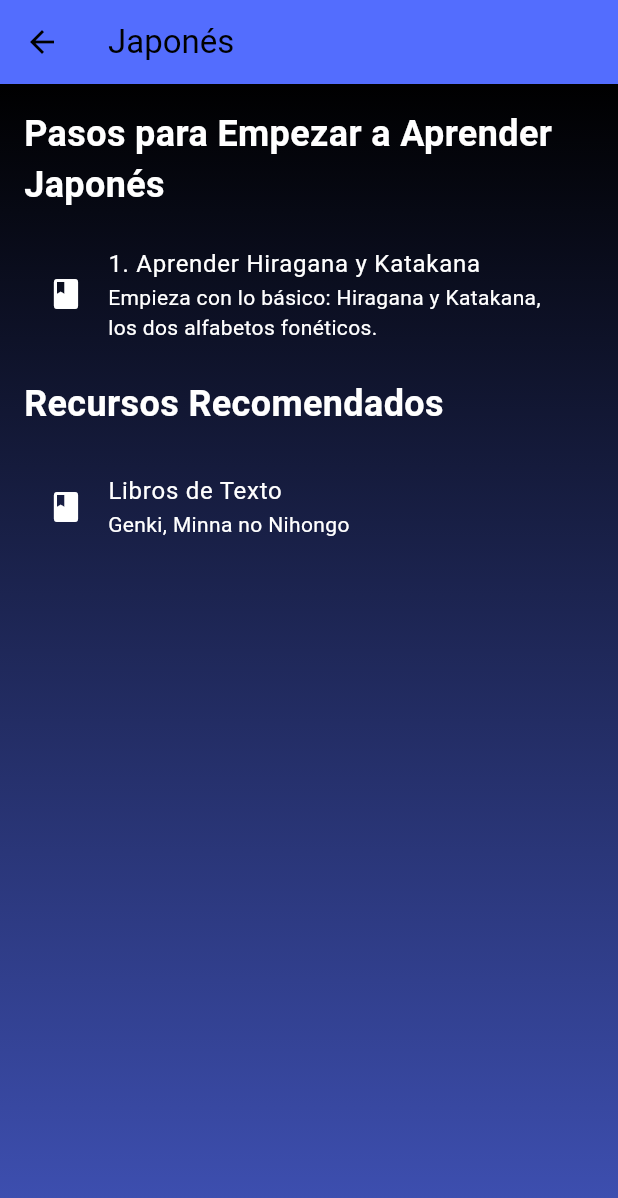
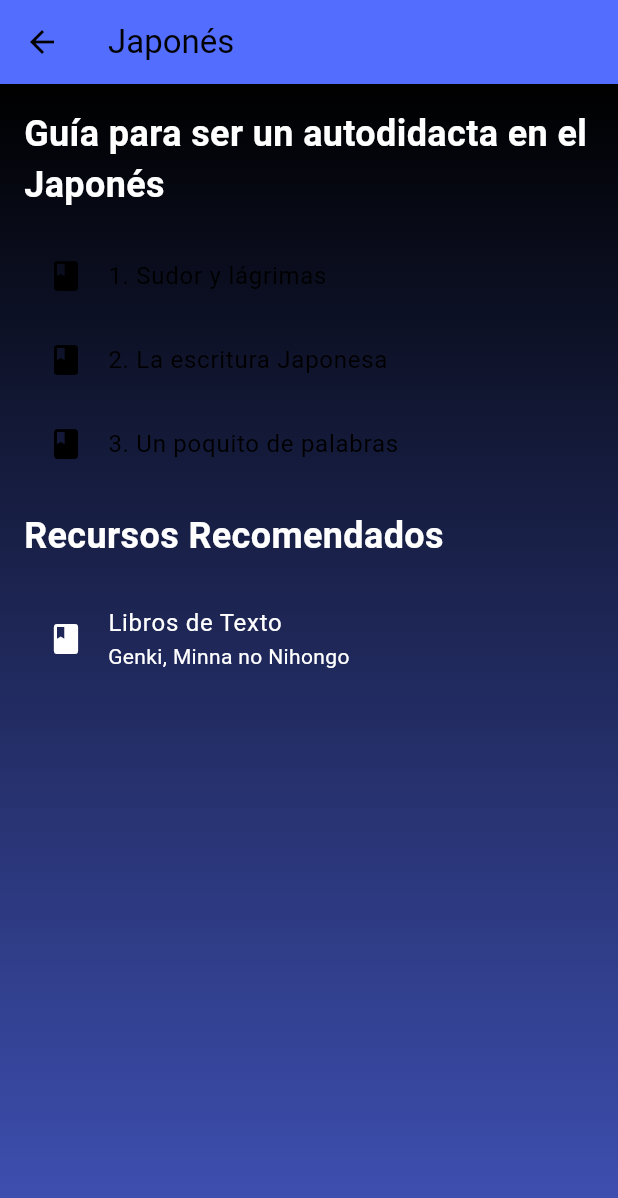
Before and after one commit to vizcacha22/-, a Flutter app: the LearningJapaneseScreen screen opened by its route, on a phone screen of 412 x 824 dp. Shown: the top 1198 px of the screen. Run offline on Flutter 3.47's test engine with Material 3 defaults, Android fonts, the phone set to English and light mode, and no system bars; our stand-ins replace audioplayers, cached_network_image, connectivity_plus, dash_chat_2, equatable, firebase_auth and 6 more; accounts and stored records are empty.

Commit message:
submenu japonés - guia

```diff
--- a/lib/home_screen_japanese.dart
+++ b/lib/home_screen_japanese.dart
@@ -1,7 +1,7 @@
 import 'package:LongLaoshi/presentation/chat_chinese_screen/chat_chinese_dart.dart';
 import 'package:LongLaoshi/presentation/flashcards/flashcards_japanese.dart';
 import 'package:LongLaoshi/presentation/flashcards/level_selection_japanese.dart';
-import 'package:LongLaoshi/presentation/submenu/japanese_submenu.dart';
+import 'package:LongLaoshi/presentation/submenu/japanese_submenu/japanese_submenu.dart';
 import 'package:flutter/material.dart';
 import 'package:flutter_riverpod/flutter_riverpod.dart';
 
--- a/lib/presentation/submenu/japanese_submenu.dart
+++ b/lib/presentation/submenu/japanese_submenu/japanese_submenu.dart
@@ -1,3 +1,6 @@
+import 'package:LongLaoshi/presentation/submenu/japanese_submenu/nh_capitulo1.dart';
+import 'package:LongLaoshi/presentation/submenu/japanese_submenu/nh_capitulo2.dart';
+import 'package:LongLaoshi/presentation/submenu/japanese_submenu/nh_capitulo3.dart';
 import 'package:flutter/material.dart';
 
 class LearningJapaneseScreen extends StatelessWidget {
@@ -23,7 +26,7 @@ class LearningJapaneseScreen extends StatelessWidget {
         child: ListView(
           children: [
             Text(
-              'Pasos para Empezar a Aprender Japonés',
+              'Guía para ser un autodidacta en el Japonés',
               style: TextStyle(
                   fontSize: 24,
                   fontWeight: FontWeight.bold,
@@ -31,14 +34,39 @@ class LearningJapaneseScreen extends StatelessWidget {
             ),
             SizedBox(height: 16),
             ListTile(
-              leading: Icon(Icons.book, color: Colors.white),
-              title: Text(
-                '1. Aprender Hiragana y Katakana',
-                style: TextStyle(color: Colors.white),
+              leading: Icon(Icons.book),
+              title: InkWell(
+                onTap: () {
+                  Navigator.push(
+                    context,
+                    MaterialPageRoute(builder: (context) => NhCapitulo1()),
+                  );
+                },
+                child: Text('1. Sudor y lágrimas'),
               ),
-              subtitle: Text(
-                'Empieza con lo básico: Hiragana y Katakana, los dos alfabetos fonéticos.',
-                style: TextStyle(color: Colors.white),
+            ),
+            ListTile(
+              leading: Icon(Icons.book),
+              title: InkWell(
+                onTap: () {
+                  Navigator.push(
+                    context,
+                    MaterialPageRoute(builder: (context) => NhCapitulo2()),
+                  );
+                },
+                child: Text('2. La escritura Japonesa'),
+              ),
+            ),
+            ListTile(
+              leading: Icon(Icons.book),
+              title: InkWell(
+                onTap: () {
+                  Navigator.push(
+                    context,
+                    MaterialPageRoute(builder: (context) => NhCapitulo3()),
+                  );
+                },
+                child: Text('3. Un poquito de palabras'),
               ),
             ),
             SizedBox(height: 16),
--- a/lib/routes/app_routes.dart
+++ b/lib/routes/app_routes.dart
@@ -5,7 +5,7 @@ import 'package:LongLaoshi/presentation/flashcards/flashcards_japanese.dart';
 import 'package:LongLaoshi/presentation/auth/login_screen.dart';
 import 'package:LongLaoshi/presentation/auth/registro_screen.dart';
 import 'package:LongLaoshi/presentation/submenu/chinese_submenu/chinese_submenu.dart';
-import 'package:LongLaoshi/presentation/submenu/japanese_submenu.dart';
+import 'package:LongLaoshi/presentation/submenu/japanese_submenu/japanese_submenu.dart';
 import 'package:LongLaoshi/presentation/submenu/chinese_submenu/zh_capitulo1.dart';
 import 'package:flutter/material.dart';
 import '../presentation/inicio_screen/inicio_screen.dart';
```
Also changed, not shown: lib/presentation/submenu/japanese_submenu/nh_capitulo1.dart (added, +30 -0 lines), lib/presentation/submenu/japanese_submenu/nh_capitulo2.dart (added, +30 -0 lines), lib/presentation/submenu/japanese_submenu/nh_capitulo3.dart (added, +30 -0 lines).
